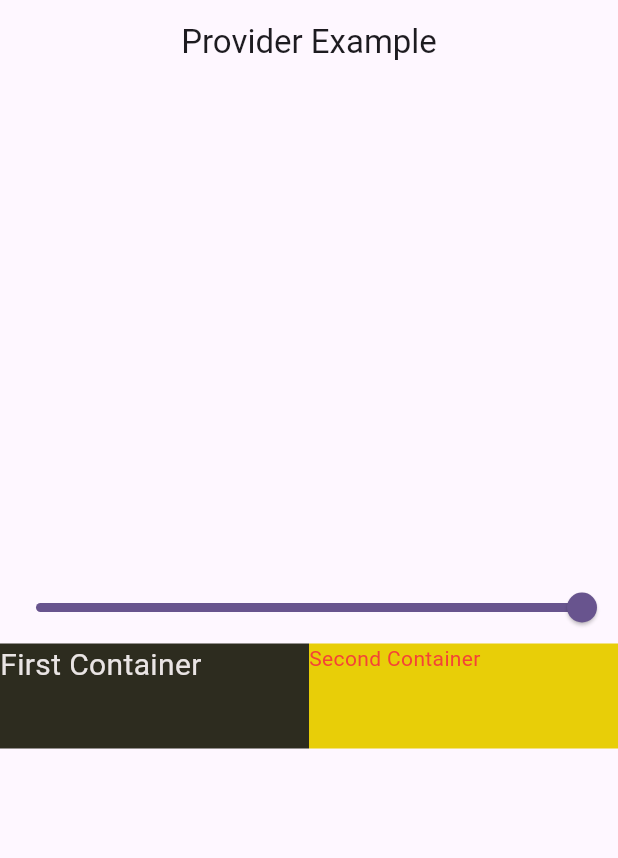
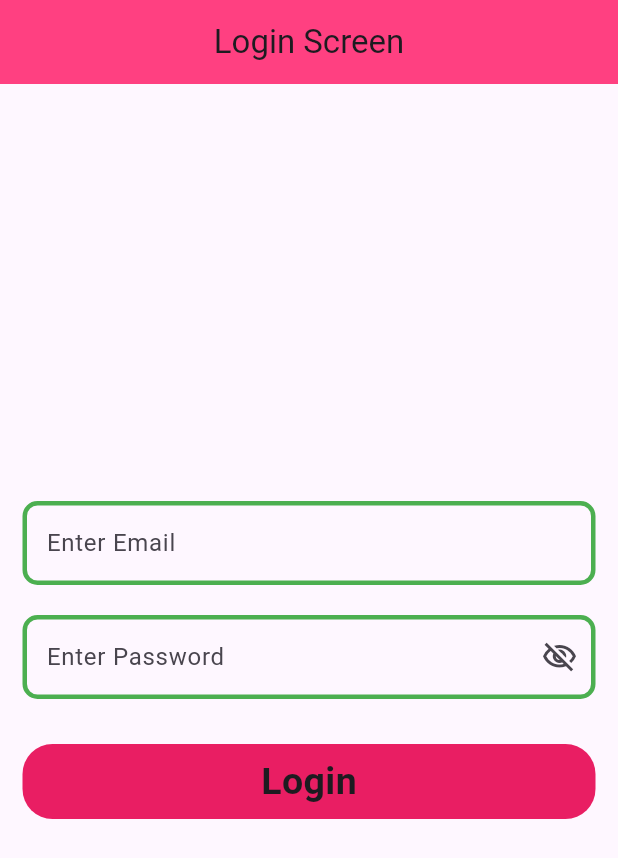
Before and after one commit to Abinash753/State-Management-Provider-, a Flutter app: the screen it shows after launch, on a phone screen of 412 x 824 dp. Shown: the top 858 px of the screen. Run offline on Flutter 3.47's test engine with Material 3 defaults, Android fonts, the phone set to English and light mode, and no system bars.

Commit message:
second commit

```diff
--- a/lib/main.dart
+++ b/lib/main.dart
@@ -1,8 +1,11 @@
 import 'package:flutter/material.dart';
 import 'package:provider/provider.dart';
-import 'package:provider2/example_one.dart';
+import 'package:provider2/provider/auth_provider.dart';
 import 'package:provider2/provider/count_provider.dart';
 import 'package:provider2/provider/example1_provider.dart';
+import 'package:provider2/provider/favourite_provider.dart';
+import 'package:provider2/provider/theme_changer_provider.dart';
+import 'package:provider2/screens/login.dart';
 
 void main() {
   runApp(const MyApp());
@@ -17,15 +20,30 @@ class MyApp extends StatelessWidget {
     return MultiProvider(
         providers: [
           ChangeNotifierProvider(create: (_) => CountProvider()),
-        ChangeNotifierProvider(create: (_) => ExampleOneProvider())
+          ChangeNotifierProvider(create: (_) => ExampleOneProvider()),
+          ChangeNotifierProvider(create: (_) => FavouriteProvider()),
+          ChangeNotifierProvider(create: (_) => ThemeChanger()),
+          ChangeNotifierProvider(create: (_) => AuthProvider()),
         ],
-      child: MaterialApp(
+        child: Builder(builder: (BuildContext context) {
+          final themeChanger = Provider.of<ThemeChanger>(context);
+          return MaterialApp(
               title: 'Flutter Demo',
+              themeMode: themeChanger.themeMode,
               theme: ThemeData(
+                brightness: Brightness.light,
+                primarySwatch: Colors.green,
+                appBarTheme: const AppBarTheme(color: Colors.pinkAccent),
                 colorScheme: ColorScheme.fromSeed(seedColor: Colors.deepPurple),
                 useMaterial3: true,
               ),
-          home: const ExampleOneScreen()),
-    );
+              darkTheme: ThemeData(
+                  brightness: Brightness.dark,
+                  primarySwatch: Colors.purple,
+                  primaryColor: Colors.greenAccent,
+                  appBarTheme: const AppBarTheme(color: Colors.teal),
+                  iconTheme: const IconThemeData(color: Colors.red)),
+              home: LoginScreen());
+        }));
   }
 }
--- /dev/null
+++ b/lib/provider/auth_provider.dart
@@ -0,0 +1,32 @@
+import 'package:flutter/material.dart';
+import 'package:http/http.dart';
+
+class AuthProvider with ChangeNotifier {
+  bool _isLoading = false;
+  bool get isLoading => _isLoading;
+  setLoading(bool value) {
+    _isLoading = value;
+    notifyListeners();
+  }
+
+  //login function
+  void login(String email, String password) async {
+    setLoading(true);
+    try {
+      Response response = await post(Uri.parse("https://reqres.in/api/login"),
+          body: {"email": email, "password": password});
+
+      if (response.statusCode == 200) {
+        setLoading(false);
+        print("successful");
+      } else {
+        print("fail to login");
+        setLoading(false);
+      }
+    } catch (e) {
+      setLoading(false);
+      print(e);
+    }
+    notifyListeners();
+  }
+}
--- /dev/null
+++ b/lib/provider/favourite_provider.dart
@@ -0,0 +1,16 @@
+import 'package:flutter/material.dart';
+
+class FavouriteProvider with ChangeNotifier {
+  List<int> _selectedItems = [];
+  List<int> get seletedItems => _selectedItems;
+  void addItem(int value) {
+    seletedItems.add(value);
+    notifyListeners();
+  }
+
+  //for removing the selected item
+  void removeItem(int value) {
+    seletedItems.remove(value);
+    notifyListeners();
+  }
+}
--- /dev/null
+++ b/lib/provider/theme_changer_provider.dart
@@ -0,0 +1,11 @@
+import 'package:flutter/material.dart';
+
+class ThemeChanger with ChangeNotifier {
+  var _themeMode = ThemeMode.light;
+  ThemeMode get themeMode => _themeMode;
+
+  void setTheme(themeMode) {
+    _themeMode = themeMode;
+    notifyListeners();
+  }
+}
--- /dev/null
+++ b/lib/screens/login.dart
@@ -0,0 +1,98 @@
+import 'package:flutter/material.dart';
+import 'package:provider/provider.dart';
+import 'package:provider2/provider/auth_provider.dart';
+
+class LoginScreen extends StatefulWidget {
+  LoginScreen({super.key});
+
+  @override
+  State<LoginScreen> createState() => _LoginScreenState();
+}
+
+class _LoginScreenState extends State<LoginScreen> {
+  //controler for email and passwrod
+  TextEditingController emailController = TextEditingController();
+  TextEditingController passwordController = TextEditingController();
+
+  @override
+  Widget build(BuildContext context) {
+    //
+    final authProvider = Provider.of<AuthProvider>(context);
+    return Scaffold(
+      appBar: AppBar(
+        title: const Text("Login Screen"),
+        centerTitle: true,
+      ),
+      body: Padding(
+        padding: const EdgeInsets.all(15.0),
+        child: Column(
+          mainAxisAlignment: MainAxisAlignment.center,
+          crossAxisAlignment: CrossAxisAlignment.center,
+          children: [
+            //text field  for email
+            TextFormField(
+              //controller  for getting user input
+              controller: emailController,
+              decoration: InputDecoration(
+                enabledBorder: OutlineInputBorder(
+                    borderRadius: BorderRadius.circular(10),
+                    borderSide: const BorderSide(
+                      width: 3,
+                      color: Colors.green,
+                    )),
+                hintText: "Enter Email",
+              ),
+            ),
+            //
+            const SizedBox(
+              height: 20,
+            ),
+            //text field for password
+            TextFormField(
+              obscureText: true,
+              //controller for user password
+              controller: passwordController,
+              decoration: InputDecoration(
+                  suffixIcon: IconButton(
+                    icon: const Icon(Icons.visibility_off_outlined),
+                    onPressed: () {},
+                  ),
+                  hintText: "Enter Password",
+                  enabledBorder: OutlineInputBorder(
+                      borderSide:
+                          const BorderSide(width: 3, color: Colors.green),
+                      borderRadius: BorderRadius.circular(10))),
+            ),
+            const SizedBox(
+              height: 30,
+            ),
+            InkWell(
+              onTap: () {
+                authProvider.login(emailController.text.toString(),
+                    passwordController.text.toString());
+              },
+              child: Container(
+                  height: 50,
+                  width: double.infinity,
+                  decoration: BoxDecoration(
+                      color: Colors.pink,
+                      borderRadius: BorderRadius.circular(20)),
+                  child: Center(
+                    child: authProvider.isLoading
+                        ? const CircularProgressIndicator(
+                            color: Colors.black,
+                          )
+                        : const Text(
+                            "Login",
+                            style: TextStyle(
+                                fontSize: 25, fontWeight: FontWeight.bold),
+                          ),
+                  )),
+            ),
+            //button
+          ],
+        ),
+      ),
+    );
+  }
+}
--- a/pubspec.yaml
+++ b/pubspec.yaml
@@ -35,7 +35,10 @@ dependencies:
   # The following adds the Cupertino Icons font to your application.
   # Use with the CupertinoIcons class for iOS style icons.
   cupertino_icons: ^1.0.2
+  #for state management
   provider: ^6.1.1
+  #for Rest API integration
+  http: ^1.1.2
 
 dev_dependencies:
   flutter_test:
```
Also changed, not shown: lib/screens/dark_theme.dart (added, +47 -0 lines), lib/screens/favourite/favourite_screen.dart (added, +59 -0 lines), lib/screens/favourite/my_favourite.dart (added, +48 -0 lines), lib/screens/value_nofity_listener.dart (added, +67 -0 lines), pubspec.lock. Lines whose indentation alone changed are shown as unchanged.
